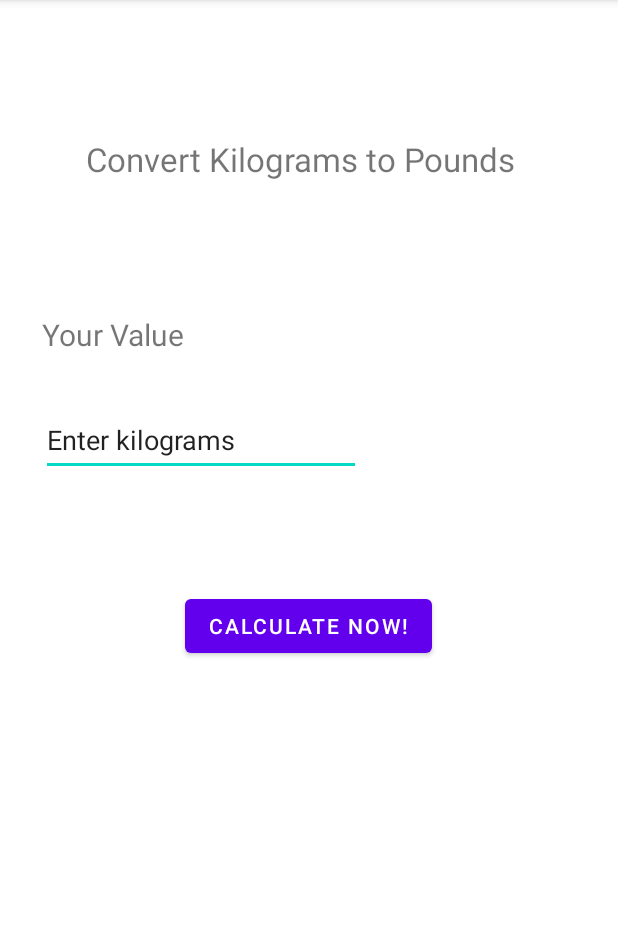
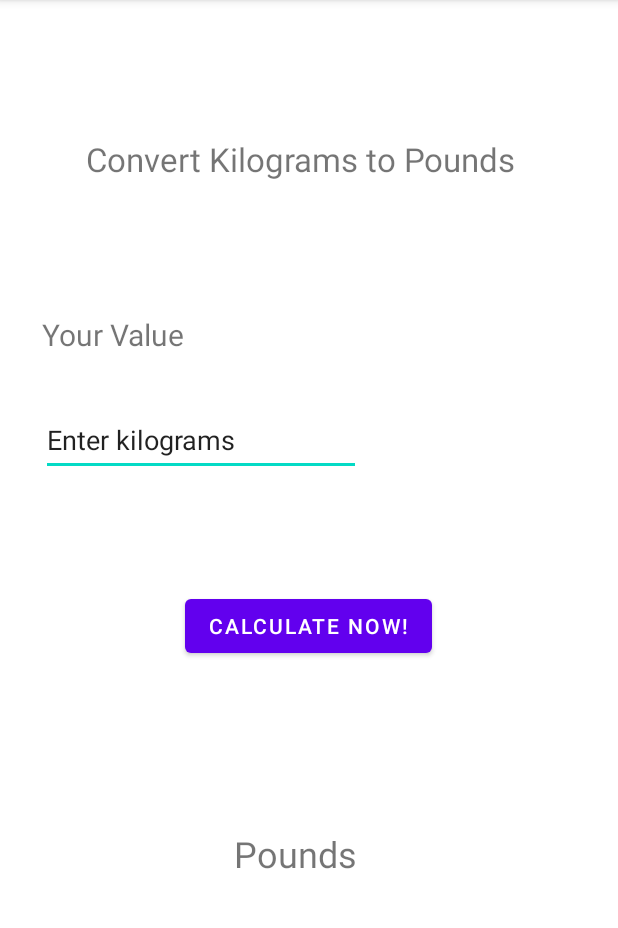
Before and after one commit to kashafashraf230/Unit_ConverterApp, an Android app: the screen it shows after launch (MainActivity), on a phone screen of 412 x 824 dp, the part 84-1012 px from its top. Run offline under Robolectric (Android 15) with nearby library versions, the phone set to English and light mode, and no system bars.

Commit message:
Result textView added

```diff
--- a/app/src/main/res/layout/activity_main.xml
+++ b/app/src/main/res/layout/activity_main.xml
@@ -65,9 +65,22 @@
         android:textSize="24dp"
         app:layout_constraintBottom_toBottomOf="parent"
         app:layout_constraintEnd_toEndOf="parent"
-        app:layout_constraintHorizontal_bias="0.498"
+        app:layout_constraintHorizontal_bias="0.533"
         app:layout_constraintStart_toStartOf="parent"
         app:layout_constraintTop_toBottomOf="@+id/resultButton"
-        app:layout_constraintVertical_bias="0.179" />
+        app:layout_constraintVertical_bias="0.182" />
+
+    <TextView
+        android:id="@+id/textPounds"
+        android:layout_width="122dp"
+        android:layout_height="45dp"
+        android:text="Pounds"
+        android:textSize="24dp"
+        app:layout_constraintBottom_toBottomOf="parent"
+        app:layout_constraintEnd_toEndOf="parent"
+        app:layout_constraintHorizontal_bias="0.539"
+        app:layout_constraintStart_toStartOf="parent"
+        app:layout_constraintTop_toBottomOf="@+id/result"
+        app:layout_constraintVertical_bias="0.094" />
 
 </androidx.constraintlayout.widget.ConstraintLayout>
```
